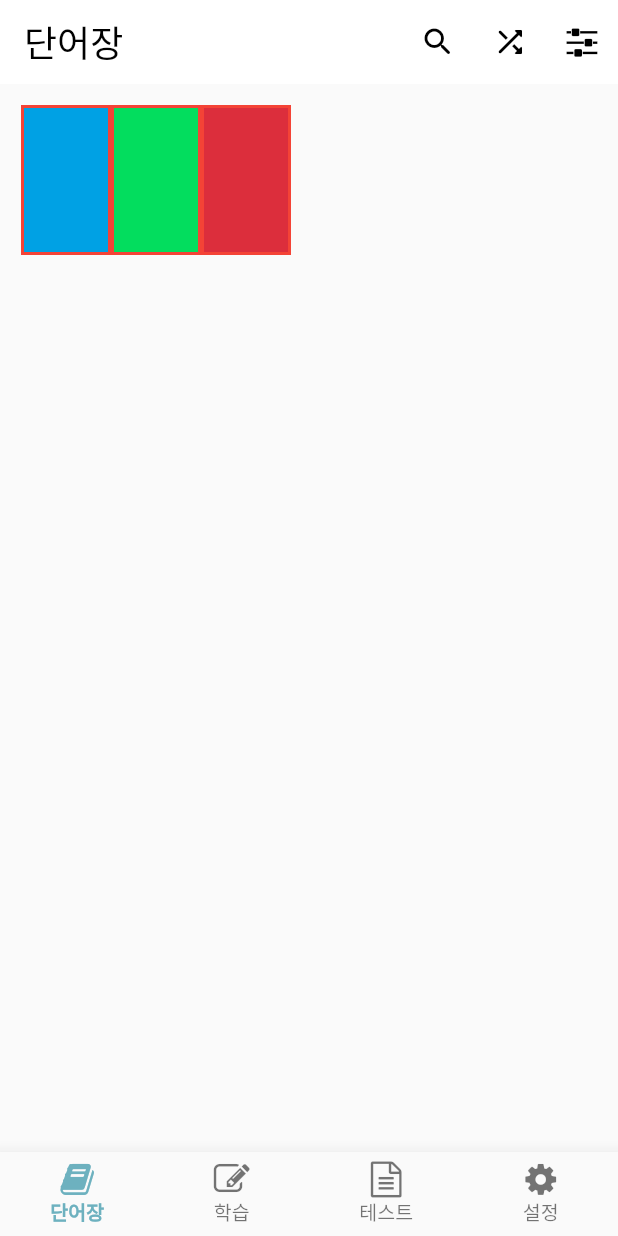
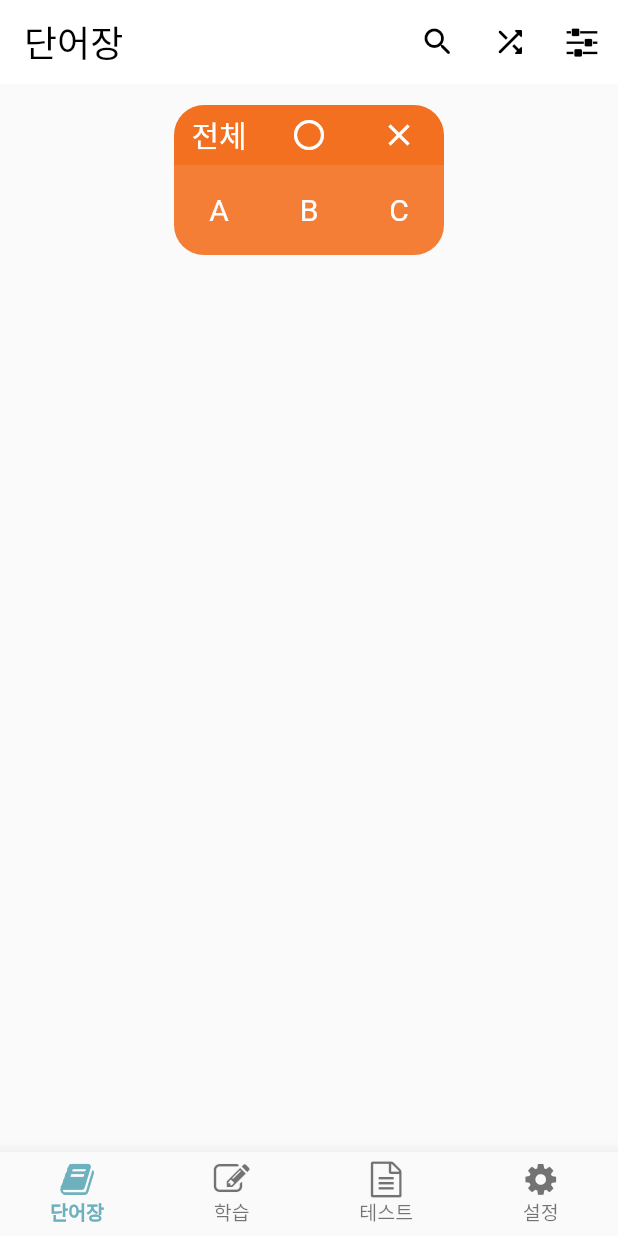
Before and after one commit to almeng-E/arabic_korean_memo, a Flutter app: the screen it shows after launch, on a phone screen of 412 x 824 dp. Run offline on Flutter 3.47's test engine with Material 2 defaults, Android fonts, the phone set to English and light mode, and no system bars; our stand-ins replace csv; missing offline and left inert: swipable_stack.

Commit message:
23-08-22 memorized button

```diff
--- a/lib/pages/pp_flash_cards.dart
+++ b/lib/pages/pp_flash_cards.dart
@@ -17,6 +17,7 @@ class _FlashCardsState extends State<FlashCards> {
   List<Item> data = [];
   // Initially show Arabic meaning
   bool _showArabic = true;
+
   late final SwipableStackController _controller;
   void _listenController() => setState(() {});
 
@@ -117,9 +118,11 @@ class _FlashCardsState extends State<FlashCards> {
 
                         onSwipeCompleted: (index, direction) {
                           if (direction == SwipeDirection.left) {
+                            _showArabic = true;
                             print(
                                 'Left! $index'); // Print 'Left' when swiped left
                           } else if (direction == SwipeDirection.right) {
+                            _showArabic = true;
                             print(
                                 'Right! $index'); // Print 'Right' when swiped right
                           }
--- a/lib/widgets/w_memorized_button.dart
+++ b/lib/widgets/w_memorized_button.dart
@@ -1,37 +1,105 @@
+import 'package:arabic_korean_memo/themes/my_colors.dart';
 import 'package:flutter/material.dart';
-import 'package:arabic_korean_memo/themes/my_colors.dart';
 
 // =========================================================================
+class _Constants {
+  static const double containerWidth = 60;
+  static const double containerHeight = 40;
+  static const double labelFontSize = 20;
+  static const double iconSize = 24;
+}
+
 class MemorizedButton extends StatelessWidget {
-  const MemorizedButton({
+  const MemorizedButton({super.key});
+
+  @override
+  Widget build(BuildContext context) {
+    return const SizedBox(
+      height: _Constants.containerHeight + _Constants.containerWidth,
+      width: _Constants.containerWidth * 3,
+      child: ClipRRect(
+        borderRadius: BorderRadius.all(
+          Radius.circular(20),
+        ),
+        child: Row(
+          mainAxisAlignment: MainAxisAlignment.start,
+          children: [
+            ClickableContainer(
+              label: 'A',
+              labelIcon: Text(
+                '전체',
+                style: TextStyle(
+                  color: Colors.white,
+                  fontSize: _Constants.labelFontSize,
+                ),
+              ),
+            ),
+            ClickableContainer(
+              label: 'B',
+              labelIcon: Icon(
+                Icons.circle_outlined,
+                color: Colors.white,
+                size: _Constants.iconSize,
+              ),
+            ),
+            ClickableContainer(
+              label: 'C',
+              labelIcon: Icon(
+                Icons.clear_outlined,
+                color: Colors.white,
+                size: _Constants.iconSize,
+              ),
+            ),
+          ],
+        ),
+      ),
+    );
+  }
+}
+
+class ClickableContainer extends StatelessWidget {
+  final String label;
+  final Widget labelIcon;
+
+  const ClickableContainer({
     super.key,
+    required this.label,
+    required this.labelIcon,
   });
 
   @override
   Widget build(BuildContext context) {
-    return SizedBox(
-      height: 100,
-      child: Row(
+    return GestureDetector(
+      onTap: () {
+        // Handle container click here
+        print('Clicked on $label');
+      },
+      child: Column(
         children: [
           Container(
-            width: 60,
-            decoration: BoxDecoration(
-              border: Border.all(width: 2, color: Colors.red),
-              color: tmpBlue,
+            width: _Constants.containerWidth,
+            height: _Constants.containerHeight,
+            decoration: const BoxDecoration(
+              color: hermesOrange,
+            ),
+            child: Center(
+              child: labelIcon,
             ),
           ),
           Container(
-            width: 60,
+            width: _Constants.containerWidth,
+            height: _Constants.containerWidth,
             decoration: BoxDecoration(
-              border: Border.all(width: 2, color: Colors.red),
-              color: tmpGreen,
+              color: hermesOrange.withOpacity(0.9),
             ),
-          ),
-          Container(
-            width: 60,
-            decoration: BoxDecoration(
-              border: Border.all(width: 2, color: Colors.red),
-              color: tmpRed,
+            child: Center(
+              child: Text(
+                label,
+                style: const TextStyle(
+                  color: Colors.white,
+                  fontSize: _Constants.labelFontSize,
+                ),
+              ),
             ),
           ),
         ],
@@ -39,3 +107,5 @@ class MemorizedButton extends StatelessWidget {
     );
   }
 }
+
+// 이후 data에 접근하는 법 배워야함. 버튼 클릭 시 해당 데이터만 접근하여 다시 렌더링하도록
```
Also changed, not shown: lib/widgets/w_word_cards.dart (+26 -57 lines).
